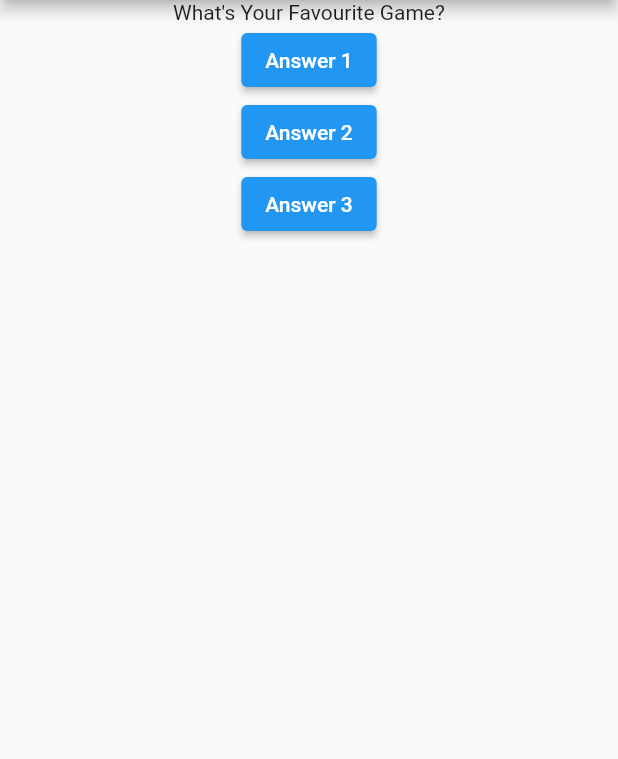
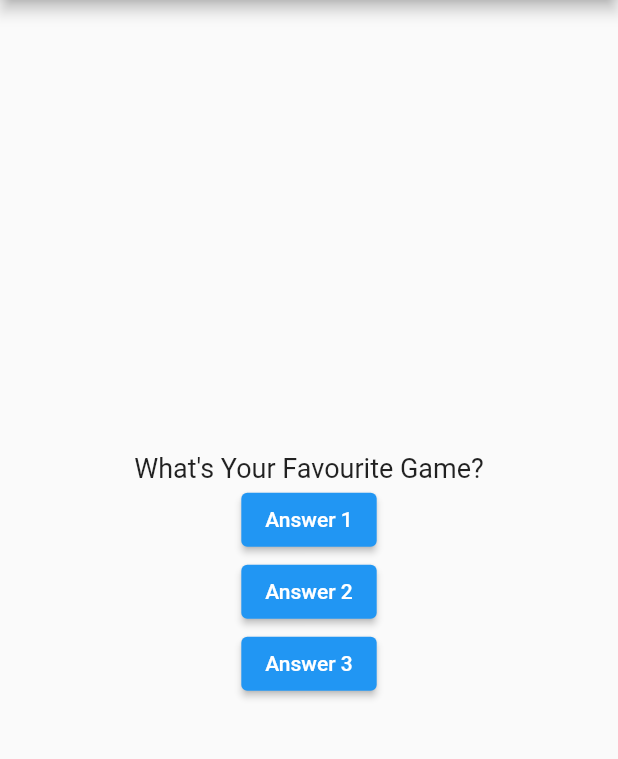
Before and after one commit to emondd4/Flutter-Tutorials, a Flutter app: the screen it shows after launch, after a tap on "Answer 1", after a tap on "Answer 3", on a phone screen of 412 x 824 dp, the part 84-843 px from its top. Run offline on Flutter 3.47's test engine with Material 2 defaults, Android fonts, the phone set to English and light mode, and no system bars; our stand-ins replace google_fonts, math_expressions, webview_flutter.

Commit message:
"07.00 PM 15/06/2021"

```diff
--- a/quiz_application/lib/main.dart
+++ b/quiz_application/lib/main.dart
@@ -6,25 +6,23 @@ void main() => runApp(MyApp());
 class MyApp extends StatefulWidget {
   @override
   State<StatefulWidget> createState() {
-    return MyAppState();
+    return _MyAppState();
+  }
 }
 
-}
+class _MyAppState extends State<MyApp> {
+  var _questionIndex = 0;
+  var _questions = [
+    "What's Your Favourite Color?",
+    "What's Your Favourite Game?",
+    "What's Your Favourite Porn Site?"
+  ];
 
-class MyAppState extends State<MyApp>{
-
-  var questionIndex = 0;
-  var questions = ["What's Your Favourite Color?","What's Your Favourite Game?", "What's Your Favourite Porn Site?"];
-
-  void onButtonPressed(){
+  void _onButtonPressed() {
     setState(() {
-      questionIndex += 1;
+      _questionIndex += 1;
     });
-    print("Question Index" + questionIndex.toString());
-  }
-
-  void onLongButtonPressed(){
-    print("Long Press Clicked");
+    print("Question Index" + _questionIndex.toString());
   }
 
   @override
@@ -44,17 +42,32 @@ class MyAppState extends State<MyApp>{
               ),
             ),
           ),
-        body: Column(children: [
-          Align(alignment: Alignment(0.0,-50.0),),
-          Text(questions.elementAt(questionIndex)),
-          ElevatedButton(child: Text("Answer 1"), onPressed: onButtonPressed,),
-          ElevatedButton(child: Text("Answer 2"), onPressed: () => print("Second Button Pressed")),
-          ElevatedButton(child: Text("Answer 3"), onPressed: () {
+          body: Center(
+            child: Column(
+              mainAxisAlignment: MainAxisAlignment.center,
+              children: [
+                Text(
+                  _questions.elementAt(_questionIndex),
+                  style: TextStyle(fontSize: 18),
+                  textAlign: TextAlign.center,
+                ),
+                ElevatedButton(
+                  child: Text("Answer 1"),
+                  onPressed: _onButtonPressed,
+                ),
+                ElevatedButton(
+                    child: Text("Answer 2"),
+                    onPressed: () => print("Second Button Pressed")),
+                ElevatedButton(
+                  child: Text("Answer 3"),
+                  onPressed: () {
                     //////
                     print("Third Button Pressed");
-          }, onLongPress: onLongButtonPressed,),
-        ],),
+                  },
                 ),
+              ],
+            ),
+          )),
     );
   }
 }
```
Lines whose indentation alone changed are shown as unchanged.
